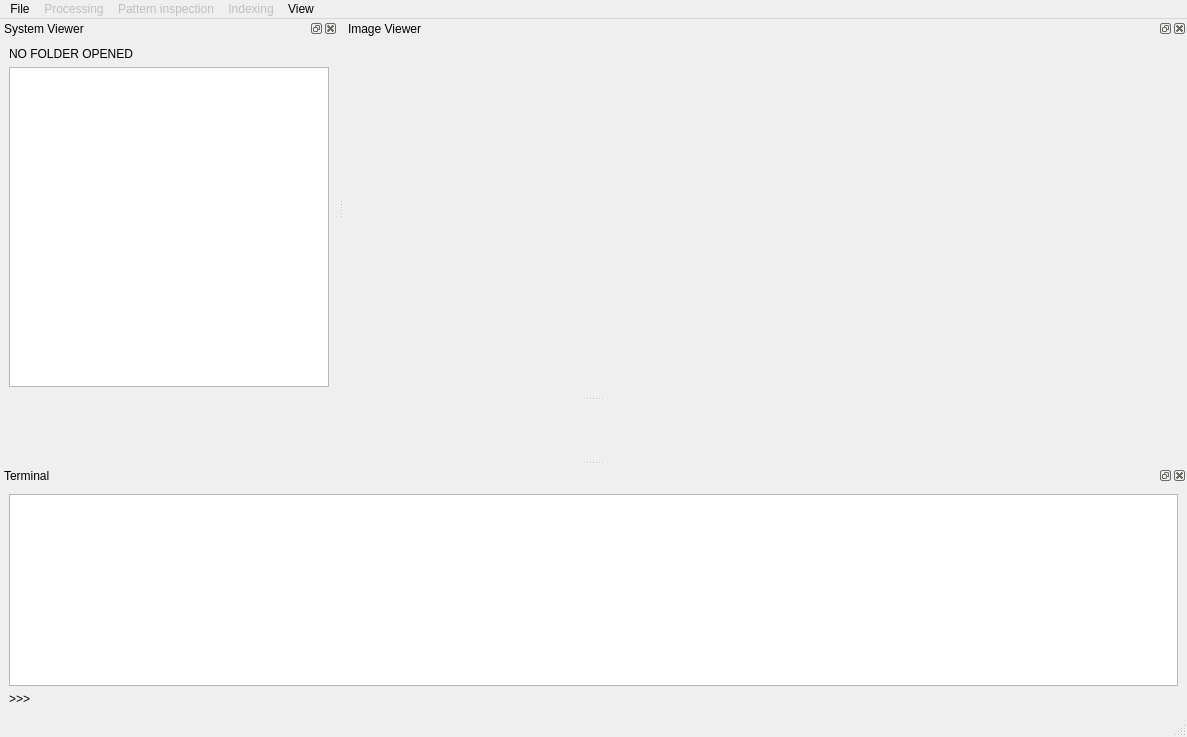
EBSP-Indexer/EBSP-Indexer, file ui/main_window.ui: the form before one commit.
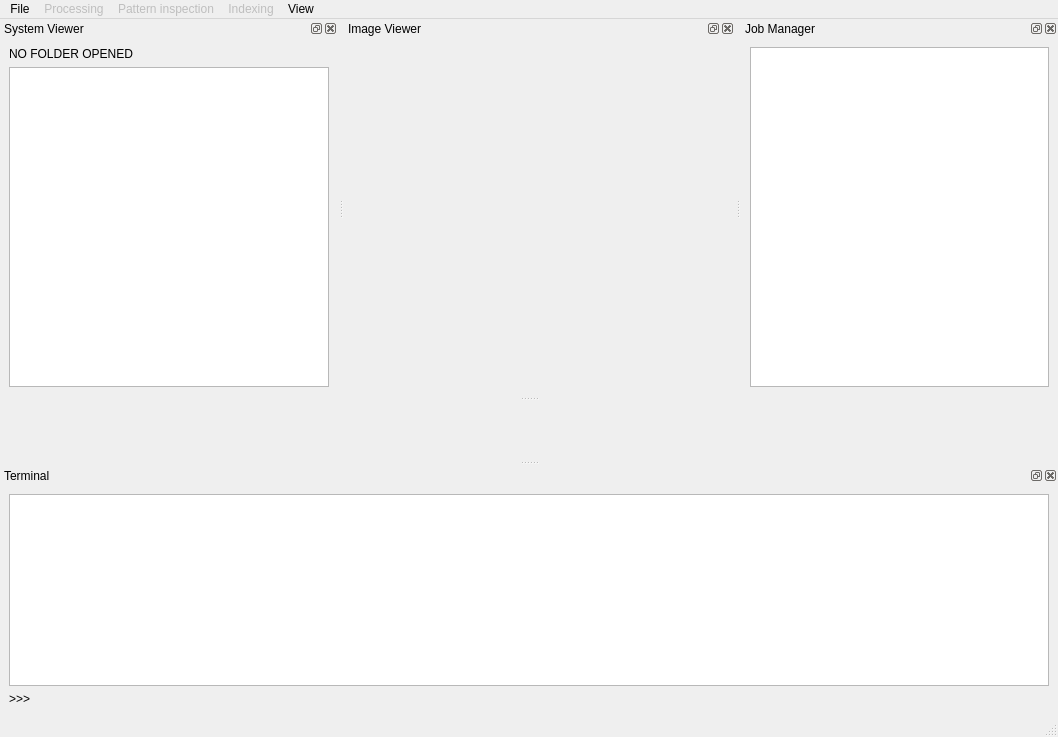
The form after the commit. Icons and pictures are not drawn. Custom widgets are drawn as their Qt base class.

Commit message: Job Manager added

Patch:
```diff
--- a/ui/main_window.ui
+++ b/ui/main_window.ui
@@ -9,7 +9,7 @@
    <rect>
     <x>0</x>
     <y>0</y>
-    <width>1187</width>
+    <width>1058</width>
     <height>737</height>
    </rect>
   </property>
@@ -58,7 +58,7 @@
     <rect>
      <x>0</x>
      <y>0</y>
-     <width>1187</width>
+     <width>1058</width>
      <height>26</height>
     </rect>
    </property>
@@ -291,6 +291,25 @@
     </layout>
    </widget>
   </widget>
+  <widget class="QDockWidget" name="dockWidgetJobManager">
+   <property name="windowTitle">
+    <string>Job Manager</string>
+   </property>
+   <attribute name="dockWidgetArea">
+    <number>4</number>
+   </attribute>
+   <widget class="QWidget" name="dockWidgetContents">
+    <layout class="QGridLayout" name="gridLayout_3">
+     <item row="0" column="0">
+      <widget class="QListWidget" name="jobList">
+       <property name="selectionMode">
+        <enum>QAbstractItemView::NoSelection</enum>
+       </property>
+      </widget>
+     </item>
+    </layout>
+   </widget>
+  </widget>
   <action name="actionOpen_Workfolder">
    <property name="text">
     <string>Open Workfolder...</string>
```
Left out of the diff: 55 changed lines with no effect on the pictures. The commit also changes 144 other files.
